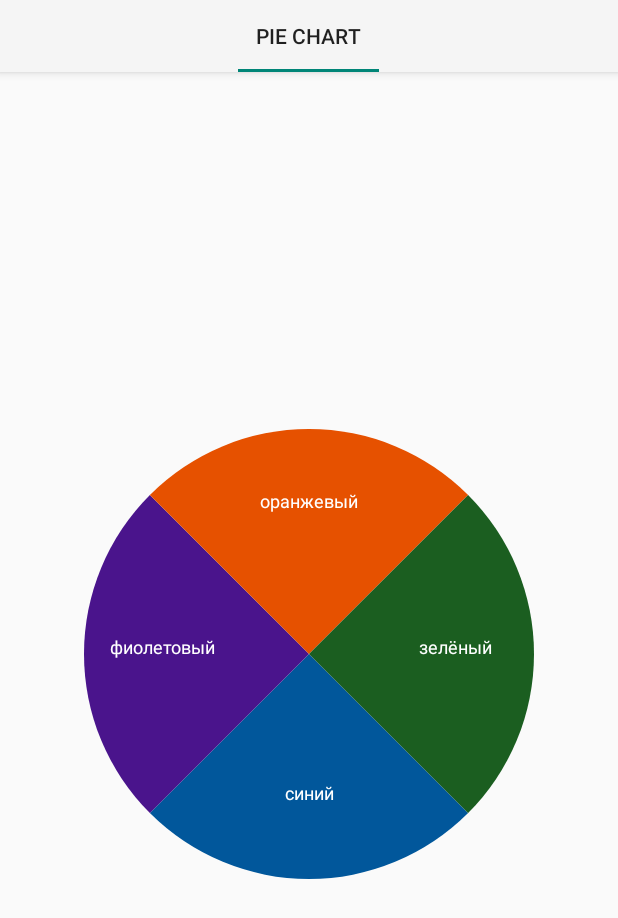
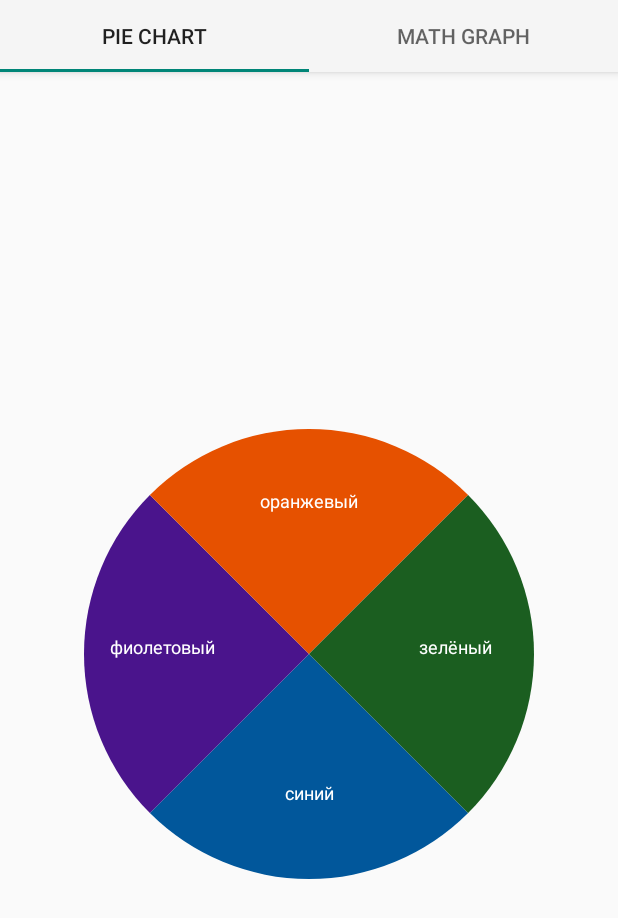
Before and after one commit to Mister-Casper/graphsX_Library, an Android app: the screen it shows after launch (MainActivity), on a phone screen of 412 x 824 dp. Shown: the top 918 px of the screen. Run offline under Robolectric (Android 15) with nearby library versions, the phone set to English and light mode, and no system bars; our stand-ins replace ButterKnife.

Commit message:
improved example of working with the library

```diff
--- /dev/null
+++ b/example/src/main/java/com/sgc/example/MathGraphExample.java
@@ -0,0 +1,77 @@
+package com.sgc.example;
+
+
+import android.graphics.Color;
+import android.os.Bundle;
+import android.view.LayoutInflater;
+import android.view.View;
+import android.view.ViewGroup;
+
+import com.sgc.graphslibrary.data.MathData;
+import com.sgc.graphslibrary.graph.MathGraph;
+
+import java.util.ArrayList;
+
+import androidx.fragment.app.Fragment;
+import butterknife.BindView;
+import butterknife.ButterKnife;
+import butterknife.Unbinder;
+
+
+/**
+ * A simple {@link Fragment} subclass.
+ */
+public class MathGraphExample extends Fragment {
+
+
+    @BindView(R.id.math)
+    MathGraph math;
+
+    Unbinder unbinder;
+
+    public MathGraphExample() {
+        // Required empty public constructor
+    }
+
+
+    @Override
+    public View onCreateView(LayoutInflater inflater, ViewGroup container,
+                             Bundle savedInstanceState) {
+        View view = inflater.inflate(R.layout.fragment_math_graph_example, container, false);
+        unbinder = ButterKnife.bind(this, view);
+        ArrayList<MathData> graphs = new ArrayList<>();
+        MathData mathData1 = new MathData(100, new MathData.MathFunctionInterface() {
+            @Override
+            public float function(float x) {
+                return -x;
+            }
+        });
+        mathData1.setColorGraph(Color.GREEN);
+        MathData mathData2 = new MathData(100, new MathData.MathFunctionInterface() {
+            @Override
+            public float function(float x) {
+                return x;
+            }
+        });
+        mathData2.setColorGraph(Color.RED);
+        MathData mathData3 = new MathData(100, new MathData.MathFunctionInterface() {
+            @Override
+            public float function(float x) {
+                return x * x;
+            }
+        });
+        mathData3.setColorGraph(Color.BLUE);
+        graphs.add(mathData1);
+        graphs.add(mathData2);
+        graphs.add(mathData3);
+        math.setFunctions(graphs);
+
+        return view;
+    }
+
+    @Override
+    public void onDestroyView() {
+        super.onDestroyView();
+        unbinder.unbind();
+    }
+}
--- a/example/src/main/java/com/sgc/example/viewPagerAdapter.java
+++ b/example/src/main/java/com/sgc/example/viewPagerAdapter.java
@@ -8,7 +8,8 @@ import androidx.fragment.app.FragmentPagerAdapter;
 public class viewPagerAdapter extends FragmentPagerAdapter {
 
     private Fragment[] fragments = new Fragment[]{
-            new PieChartExampleFragment()
+            new PieChartExampleFragment(),
+            new MathGraphExample()
     };
 
     public viewPagerAdapter(FragmentManager fm) {
--- a/example/src/main/res/layout/activity_main.xml
+++ b/example/src/main/res/layout/activity_main.xml
@@ -17,14 +17,21 @@
             android:layout_height="wrap_content">
 
             <com.google.android.material.tabs.TabItem
-                android:id="@+id/alarm"
+                android:id="@+id/pieChart"
                 android:layout_width="match_parent"
                 android:layout_height="wrap_content"
-                android:text="Pie chart" />
+                android:text="pie chart" />
+
+
+            <com.google.android.material.tabs.TabItem
+                android:id="@+id/mathGraph"
+                android:layout_width="match_parent"
+                android:layout_height="wrap_content"
+                android:text="Math graph" />
         </com.google.android.material.tabs.TabLayout>
     </com.google.android.material.appbar.AppBarLayout>
 
-    <androidx.viewpager.widget.ViewPager
+    <com.sgc.example.NonScrollViewPager
         android:id="@+id/viewPager"
         android:layout_width="match_parent"
         android:layout_height="match_parent" />
```
Also changed, not shown: example/src/main/java/com/sgc/example/NonScrollViewPager.java (added, +30 -0 lines), example/src/main/res/layout/fragment_math_graph_example.xml (added, +27 -0 lines).
